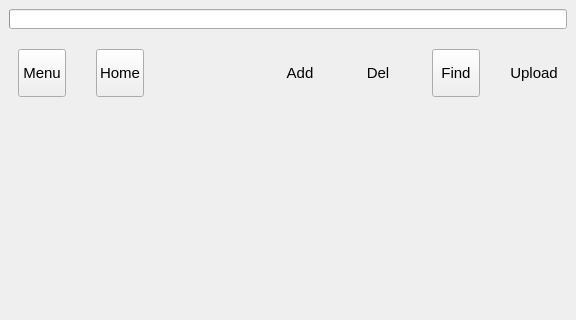
The window that src/MainWindow.ui (ic005k/Knot) describes before a commit, drawn with Qt 5; both pictures show x 0 to 576 and y 0 to 320 of the 576 by 1110 pixel window.
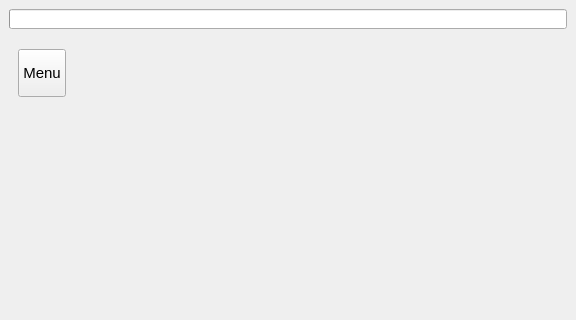
The same window after the commit. Icons and pictures are not drawn.

```diff
--- a/src/MainWindow.ui
+++ b/src/MainWindow.ui
@@ -150,39 +150,6 @@
             </property>
            </widget>
           </item>
-          <item>
-           <widget class="QToolButton" name="btnHome">
-            <property name="minimumSize">
-             <size>
-              <width>48</width>
-              <height>48</height>
-             </size>
-            </property>
-            <property name="maximumSize">
-             <size>
-              <width>48</width>
-              <height>48</height>
-             </size>
-            </property>
-            <property name="font">
-             <font>
-              <pointsize>11</pointsize>
-             </font>
-            </property>
-            <property name="text">
-             <string>Home</string>
-            </property>
-            <property name="iconSize">
-             <size>
-              <width>24</width>
-              <height>24</height>
-             </size>
-            </property>
-            <property name="toolButtonStyle">
-             <enum>Qt::ToolButtonStyle::ToolButtonTextUnderIcon</enum>
-            </property>
-           </widget>
-          </item>
           <item>
            <spacer name="horizontalSpacer_5">
             <property name="orientation">
@@ -196,174 +163,6 @@
             </property>
            </spacer>
           </item>
-          <item>
-           <widget class="QToolButton" name="btnAdd">
-            <property name="sizePolicy">
-             <sizepolicy hsizetype="Fixed" vsizetype="Fixed">
-              <horstretch>0</horstretch>
-              <verstretch>0</verstretch>
-             </sizepolicy>
-            </property>
-            <property name="minimumSize">
-             <size>
-              <width>48</width>
-              <height>48</height>
-             </size>
-            </property>
-            <property name="maximumSize">
-             <size>
-              <width>48</width>
-              <height>48</height>
-             </size>
-            </property>
-            <property name="font">
-             <font>
-              <pointsize>11</pointsize>
-             </font>
-            </property>
-            <property name="styleSheet">
-             <string notr="true">border:none</string>
-            </property>
-            <property name="text">
-             <string>Add</string>
-            </property>
-            <property name="iconSize">
-             <size>
-              <width>24</width>
-              <height>24</height>
-             </size>
-            </property>
-            <property name="toolButtonStyle">
-             <enum>Qt::ToolButtonStyle::ToolButtonTextUnderIcon</enum>
-            </property>
-           </widget>
-          </item>
-          <item>
-           <widget class="QToolButton" name="btnDel">
-            <property name="sizePolicy">
-             <sizepolicy hsizetype="Fixed" vsizetype="Fixed">
-              <horstretch>0</horstretch>
-              <verstretch>0</verstretch>
-             </sizepolicy>
-            </property>
-            <property name="minimumSize">
-             <size>
-              <width>48</width>
-              <height>48</height>
-             </size>
-            </property>
-            <property name="maximumSize">
-             <size>
-              <width>48</width>
-              <height>48</height>
-             </size>
-            </property>
-            <property name="font">
-             <font>
-              <pointsize>11</pointsize>
-             </font>
-            </property>
-            <property name="styleSheet">
-             <string notr="true">border:none</string>
-            </property>
-            <property name="text">
-             <string>Del</string>
-            </property>
-            <property name="iconSize">
-             <size>
-              <width>24</width>
-              <height>24</height>
-             </size>
-            </property>
-            <property name="toolButtonStyle">
-             <enum>Qt::ToolButtonStyle::ToolButtonTextUnderIcon</enum>
-            </property>
-           </widget>
-          </item>
-          <item>
-           <widget class="QToolButton" name="btnFind">
-            <property name="sizePolicy">
-             <sizepolicy hsizetype="Fixed" vsizetype="Fixed">
-              <horstretch>0</horstretch>
-              <verstretch>0</verstretch>
-             </sizepolicy>
-            </property>
-            <property name="minimumSize">
-             <size>
-              <width>48</width>
-              <height>48</height>
-             </size>
-            </property>
-            <property name="maximumSize">
-             <size>
-              <width>48</width>
-              <height>48</height>
-             </size>
-            </property>
-            <property name="font">
-             <font>
-              <pointsize>11</pointsize>
-             </font>
-            </property>
-            <property name="styleSheet">
-             <string notr="true"/>
-            </property>
-            <property name="text">
-             <string>Find</string>
-            </property>
-            <property name="iconSize">
-             <size>
-              <width>24</width>
-              <height>24</height>
-             </size>
-            </property>
-            <property name="toolButtonStyle">
-             <enum>Qt::ToolButtonStyle::ToolButtonTextUnderIcon</enum>
-            </property>
-           </widget>
-          </item>
-          <item>
-           <widget class="QToolButton" name="btnSync">
-            <property name="sizePolicy">
-             <sizepolicy hsizetype="Fixed" vsizetype="Fixed">
-              <horstretch>0</horstretch>
-              <verstretch>0</verstretch>
-             </sizepolicy>
-            </property>
-            <property name="minimumSize">
-             <size>
-              <width>48</width>
-              <height>48</height>
-             </size>
-            </property>
-            <property name="maximumSize">
-             <size>
-              <width>48</width>
-              <height>48</height>
-             </size>
-            </property>
-            <property name="font">
-             <font>
-              <pointsize>11</pointsize>
-             </font>
-            </property>
-            <property name="styleSheet">
-             <string notr="true">border:none</string>
-            </property>
-            <property name="text">
-             <string>Upload</string>
-            </property>
-            <property name="iconSize">
-             <size>
-              <width>24</width>
-              <height>24</height>
-             </size>
-            </property>
-            <property name="toolButtonStyle">
-             <enum>Qt::ToolButtonStyle::ToolButtonTextUnderIcon</enum>
-            </property>
-           </widget>
-          </item>
          </layout>
         </widget>
        </item>
```
Left out of the diff: 8 changed lines with no effect on the pictures.
